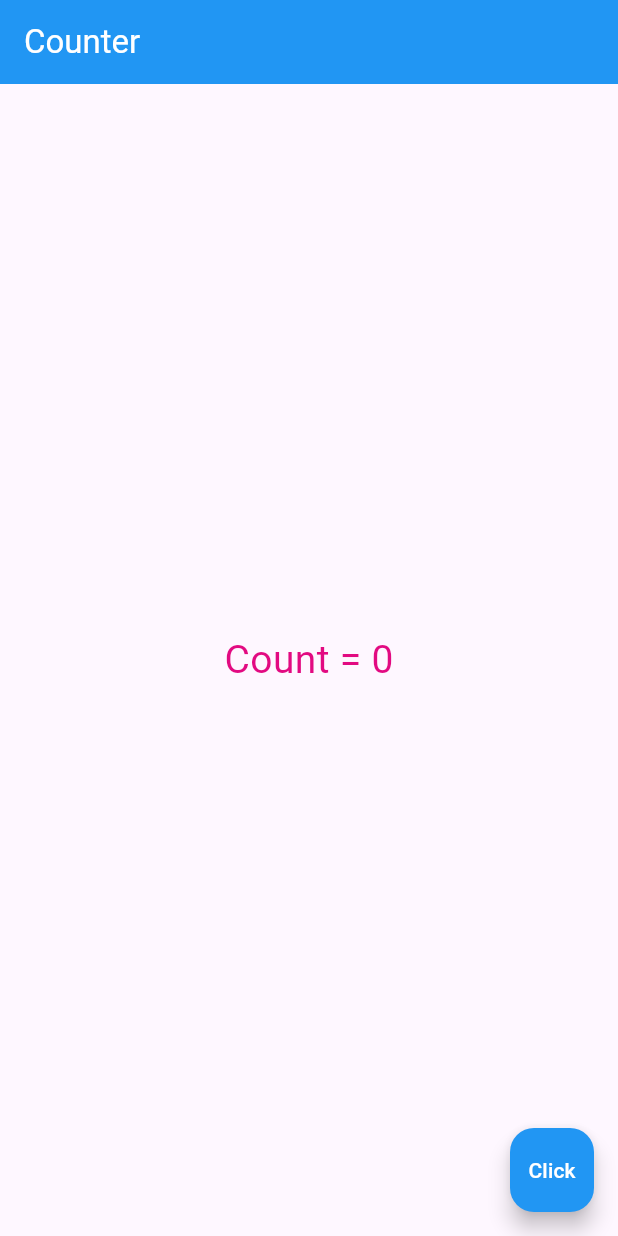
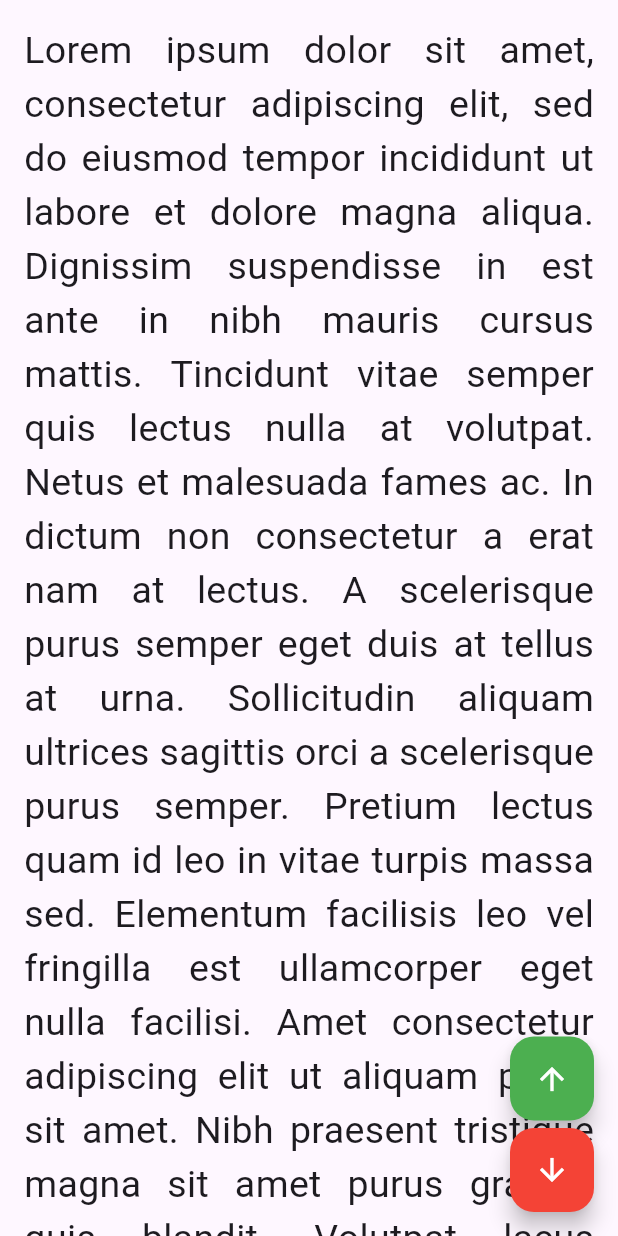
Before and after one commit to thanawatjanhan/flutter_application, a Flutter app: the screen it shows after launch, on a phone screen of 412 x 824 dp. Run offline on Flutter 3.47's test engine with Material 3 defaults, Android fonts, the phone set to English and light mode, and no system bars.

Commit message:
Add scrollview

```diff
--- a/lib/main.dart
+++ b/lib/main.dart
@@ -1,9 +1,10 @@
 import 'package:flutter/material.dart';
 // import 'package:flutter_application_1/week01/basic.dart';
-import 'package:flutter_application_1/week01/counter.dart';
+// import 'package:flutter_application_1/week01/counter.dart';
+import 'package:flutter_application_1/week08/scrollview_demo.dart';
 
 void main() {
-  runApp(MaterialApp(home:
-    Counter()
-  )); //MaterialApp
+  runApp(
+    MaterialApp(home: ScrollviewDemo(), debugShowCheckedModeBanner: false),
+  ); //MaterialApp
 }
--- /dev/null
+++ b/lib/week08/scrollview_demo.dart
@@ -0,0 +1,37 @@
+import 'package:flutter/material.dart';
+
+class ScrollviewDemo extends StatelessWidget {
+  const ScrollviewDemo({super.key});
+
+  @override
+  Widget build(BuildContext context) {
+    return Scaffold(
+      body: SafeArea(
+        child: SingleChildScrollView(
+          padding: EdgeInsets.all(16),
+          child: Text(
+            "Lorem ipsum dolor sit amet, consectetur adipiscing elit, sed do eiusmod tempor incididunt ut labore et dolore magna aliqua. Dignissim suspendisse in est ante in nibh mauris cursus mattis. Tincidunt vitae semper quis lectus nulla at volutpat. Netus et malesuada fames ac. In dictum non consectetur a erat nam at lectus. A scelerisque purus semper eget duis at tellus at urna. Sollicitudin aliquam ultrices sagittis orci a scelerisque purus semper. Pretium lectus quam id leo in vitae turpis massa sed. Elementum facilisis leo vel fringilla est ullamcorper eget nulla facilisi. Amet consectetur adipiscing elit ut aliquam purus sit amet. Nibh praesent tristique magna sit amet purus gravida quis blandit. Volutpat lacus laoreet non curabitur gravida arcu ac. Eu sem integer vitae justo eget magna fermentum. Tortor at risus viverra adipiscing at in tellus integer feugiat. Non sodales neque sodales ut etiam sit amet nisl. Cras fermentum odio eu feugiat pretium. Blandit massa enim nec dui nunc mattis enim ut tellus. Sagittis vitae et leo duis. Adipiscing commodo elit at imperdiet dui accumsan sit amet.",
+            style: TextStyle(fontSize: 25),
+            textAlign: TextAlign.justify,
+          ),
+        ),
+      ),
+      floatingActionButton: Column(
+        mainAxisAlignment: MainAxisAlignment.end,
+        children: [
+          FloatingActionButton(
+            onPressed: () {},
+            backgroundColor: Colors.green,
+            child: Icon(Icons.arrow_upward, color: Colors.white),
+          ),
+          SizedBox(height: 5),
+          FloatingActionButton(
+            onPressed: () {},
+            backgroundColor: Colors.red,
+            child: Icon(Icons.arrow_downward, color: Colors.white),
+          ),
+        ],
+      ),
+    );
+  }
+}
```
